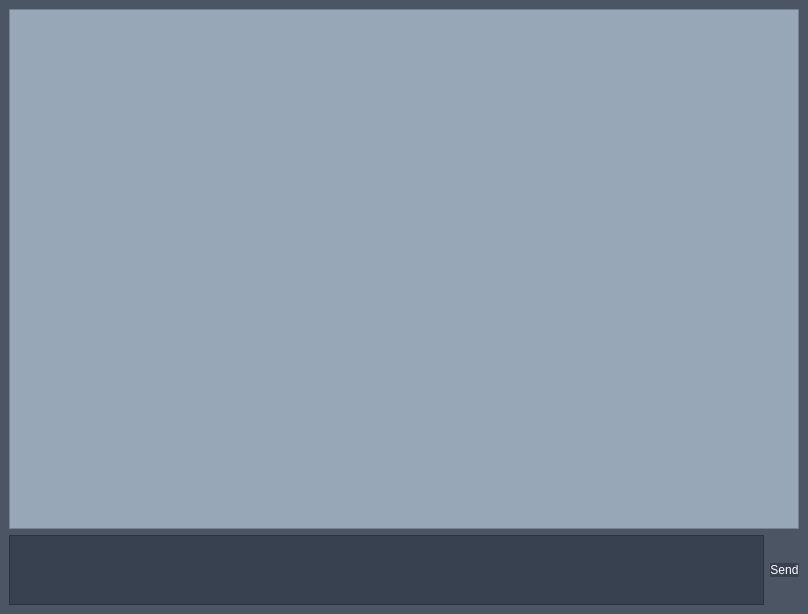
The window that client.ui (adsfasdfdsf/client) describes before a commit, drawn with Qt 5.
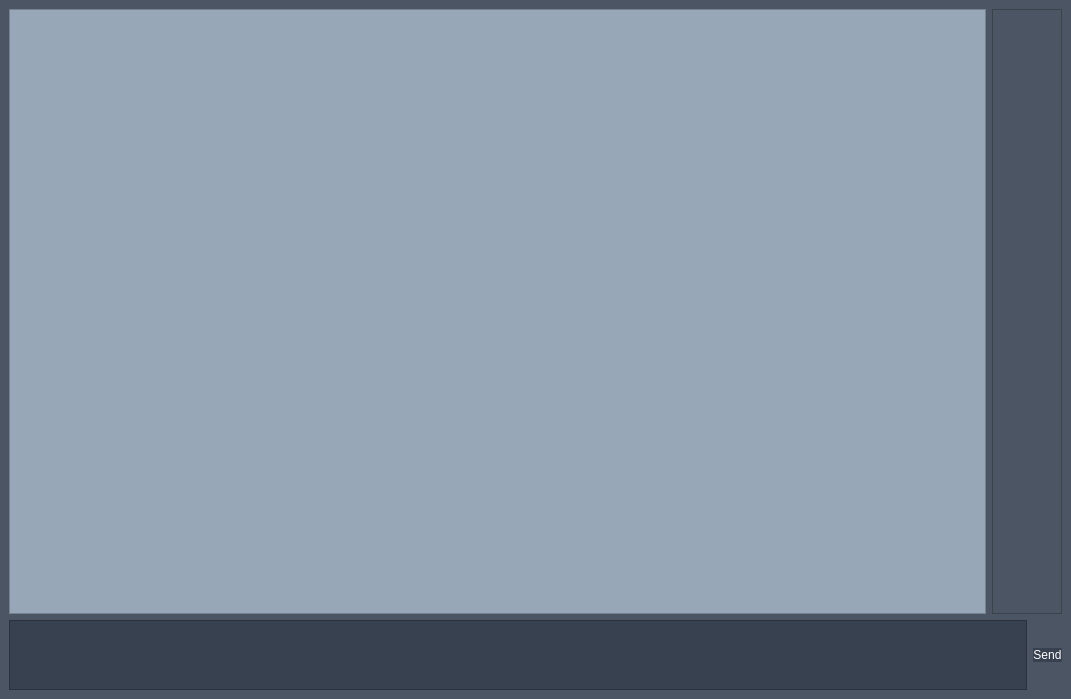
The same window after the commit.

Commit message: userlist problem

Patch:
```diff
--- a/client.ui
+++ b/client.ui
@@ -6,8 +6,8 @@
    <rect>
     <x>0</x>
     <y>0</y>
-    <width>808</width>
-    <height>614</height>
+    <width>1071</width>
+    <height>699</height>
    </rect>
   </property>
   <property name="windowTitle">
@@ -27,6 +27,8 @@
    </property>
    <layout class="QVBoxLayout" name="verticalLayout">
     <item>
+     <layout class="QHBoxLayout" name="horizontalLayout_5">
+      <item>
      <widget class="QScrollArea" name="scrollArea">
       <property name="sizePolicy">
        <sizepolicy hsizetype="Expanding" vsizetype="Expanding">
@@ -66,8 +68,8 @@
         <rect>
          <x>0</x>
          <y>0</y>
-         <width>788</width>
-         <height>515</height>
+           <width>972</width>
+           <height>598</height>
         </rect>
        </property>
        <property name="sizePolicy">
@@ -114,6 +116,31 @@
        </layout>
       </widget>
      </widget>
+      </item>
+      <item>
+       <widget class="QScrollArea" name="scrollArea_2">
+        <property name="sizePolicy">
+         <sizepolicy hsizetype="Minimum" vsizetype="Expanding">
+          <horstretch>0</horstretch>
+          <verstretch>0</verstretch>
+         </sizepolicy>
+        </property>
+        <property name="widgetResizable">
+         <bool>true</bool>
+        </property>
+        <widget class="QWidget" name="users">
+         <property name="geometry">
+          <rect>
+           <x>0</x>
+           <y>0</y>
+           <width>69</width>
+           <height>598</height>
+          </rect>
+         </property>
+        </widget>
+       </widget>
+      </item>
+     </layout>
     </item>
     <item>
      <layout class="QHBoxLayout" name="horizontalLayout">
```
Lines whose indentation alone changed are shown as unchanged.
